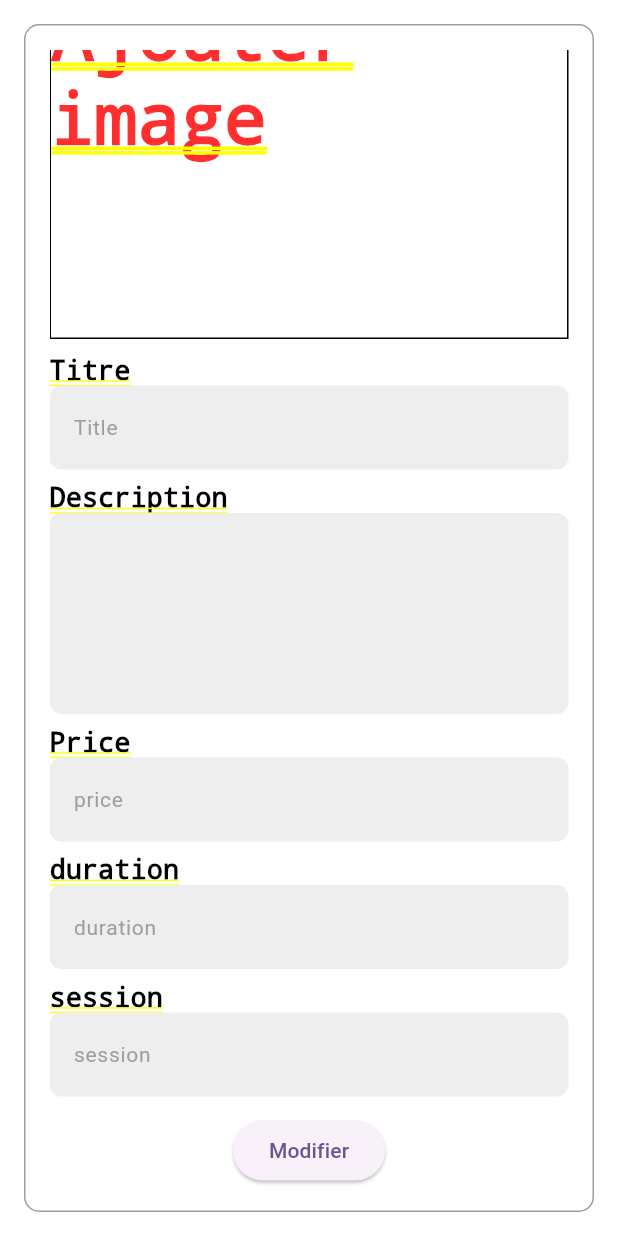
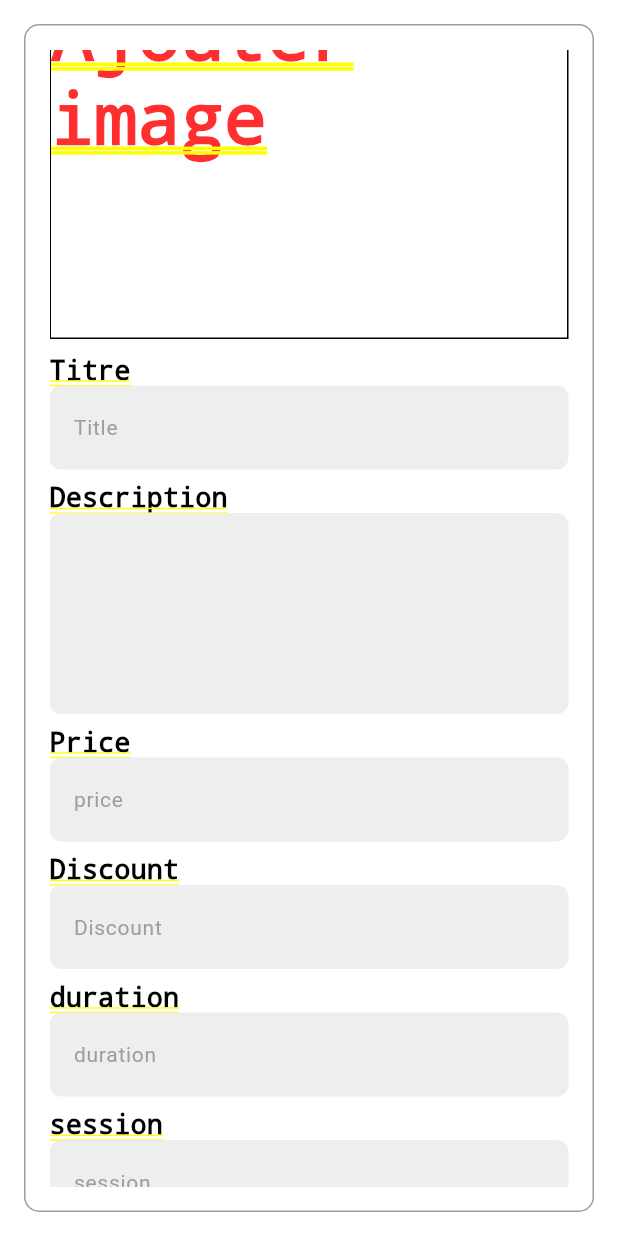
Before and after one commit to Rihab-Hammami/OnlineLearning_admin_pannel, a Flutter app: the EditCourse screen opened directly with empty values, scrolled down 237 dp, on a phone screen of 412 x 824 dp. Run offline on Flutter 3.47's test engine with Material 3 defaults, Android fonts, the phone set to English and light mode, and no system bars; our stand-ins replace cloud_firestore, file_picker, firebase_auth, firebase_core, firebase_storage, google_fonts and 1 more; missing offline and left inert: dart:html, dart:js, flutter_admin_scaffold; accounts and stored records are empty; statements that could not run were skipped.

Commit message:
discount

```diff
--- a/lib/Screens/manage_courses.dart
+++ b/lib/Screens/manage_courses.dart
@@ -21,7 +21,7 @@ class _ManageCoursesScreenState extends State<ManageCoursesScreen> {
   }
   void _showCoursesDetails(
       String id, String name, String images, double price, String duration,
-      String session, String discount, String description) {
+      String session, double discount, String description) {
     showDialog(
       context: context,
       builder: (BuildContext context) {
@@ -57,6 +57,25 @@ class _ManageCoursesScreenState extends State<ManageCoursesScreen> {
                     Expanded(
                       child: Text(
                          '${price.toString()} \Dt  ',
+                        style: TextStyle(fontSize: 15, fontWeight: FontWeight.w500),
+                        maxLines: 3,
+                        overflow: TextOverflow.ellipsis,
+                      ),
+                    ),
+                  ],
+                ),
+                SizedBox(height: 10),
+                Row(
+                  crossAxisAlignment: CrossAxisAlignment.start,
+                  children: [
+                    const Text(
+                      'Discount: ',
+                      style: TextStyle(fontSize: 13, fontWeight: FontWeight.bold),
+                    ),
+                    SizedBox(width: 5),
+                    Expanded(
+                      child: Text(
+                         '${discount.toString()} \%  ',
                         style: TextStyle(fontSize: 15, fontWeight: FontWeight.w500),
                         maxLines: 3,
                         overflow: TextOverflow.ellipsis,
@@ -141,7 +160,7 @@ class _ManageCoursesScreenState extends State<ManageCoursesScreen> {
                       description: description,
                       duration: duration,
                       session: session,
-                      discount: discount,
+                      discount: discount.toString(),
                     ),
                   ),
                 );
@@ -244,7 +263,7 @@ class _ManageCoursesScreenState extends State<ManageCoursesScreen> {
                                  double.parse(document['price']),
                                  document['duration'],
                                  document['session'],
-                                 document['review'],
+                                 double.parse(document['discount']),
                                  document['description'],
                                );
                            },
@@ -319,7 +338,7 @@ class _ManageCoursesScreenState extends State<ManageCoursesScreen> {
                                                description: document['description'],
                                                duration: document['duration'],
                                                session: document['session'],
-                                               discount: document['discount'],
+                                               discount: document['discount'].toString(),
                                              ),),
                                     );
                                  }, icon: Icon(Icons.edit,
--- a/lib/courses/AddCourses.dart
+++ b/lib/courses/AddCourses.dart
@@ -343,7 +343,7 @@ class _AddCourseState extends State<AddCourse> {
 
 
                         TextFormField(
-                          controller: price,
+                          controller: discount,
                           keyboardType: TextInputType.number,
                           inputFormatters: <TextInputFormatter>[
                             FilteringTextInputFormatter.allow(RegExp(r'[0-9]')),
--- a/lib/courses/EditCourse.dart
+++ b/lib/courses/EditCourse.dart
@@ -40,7 +40,7 @@ class _EditCourseState extends State<EditCourse> {
   TextEditingController name = TextEditingController();
   TextEditingController description = TextEditingController();
   TextEditingController session = TextEditingController();
-  TextEditingController review = TextEditingController();
+  TextEditingController discount = TextEditingController();
   TextEditingController price = TextEditingController();
   TextEditingController duration = TextEditingController();
   late TextEditingController _imageController;
@@ -57,7 +57,7 @@ class _EditCourseState extends State<EditCourse> {
     description = TextEditingController(text: widget.description);
     _imageController= TextEditingController(text: widget.image) ;
     session = TextEditingController(text: widget.session);
-    review = TextEditingController(text: widget.discount.toString());
+    discount = TextEditingController(text: widget.discount.toString());
     duration = TextEditingController(text: widget.duration.toString()) ;
     _reference = FirebaseFirestore.instance.collection('courses').doc(widget.id);
 
@@ -268,6 +268,36 @@ class _EditCourseState extends State<EditCourse> {
                             ),
                           ),
                         ),
+                         SizedBox(height: 8),
+                        Container(
+
+                          width: 600,
+                          child:const Text(
+                            'Discount',
+                            style: TextStyle(
+                                color: Colors.black,
+                                fontSize: 18,fontWeight: FontWeight.bold
+                            ),
+                          ),
+                        ),
+                        TextFormField(
+                          controller: discount,
+                          decoration: InputDecoration(
+                            hintText: 'Discount',
+                            hintStyle: TextStyle(
+                              color: Colors.grey[500],
+                              fontSize: 14,
+
+                            ),
+                            filled: true, // ajouter un fond rempli de couleur
+                            fillColor: Colors.grey[200], // définir la couleur de l'arrière-plan
+                            border: OutlineInputBorder( // définir une bordure de rectangle
+                              borderRadius: BorderRadius.circular(8.0), // personnaliser le rayon des coins du rectangle
+                              borderSide: BorderSide.none, // supprimer la bordure de ligne
+                            ),
+                          ),
+                        ),
+
                         SizedBox(height: 8),
 
                         Container(
@@ -336,6 +366,8 @@ class _EditCourseState extends State<EditCourse> {
                           onPressed: () async {
                             String Name = name.text;
                             String Price = price.text;
+                            String Discount = discount.text;
+
                             String Description = description.text;
                             //String image = _imageController.text;
                             String Session = session.text;
@@ -348,6 +380,7 @@ class _EditCourseState extends State<EditCourse> {
                               'description': Description,
                               'imageUrl': imageUrl,
                               'price': Price,
+                              'discount': Discount,
                               'session': Session,
                               'duration': Duration,
                             };
```
